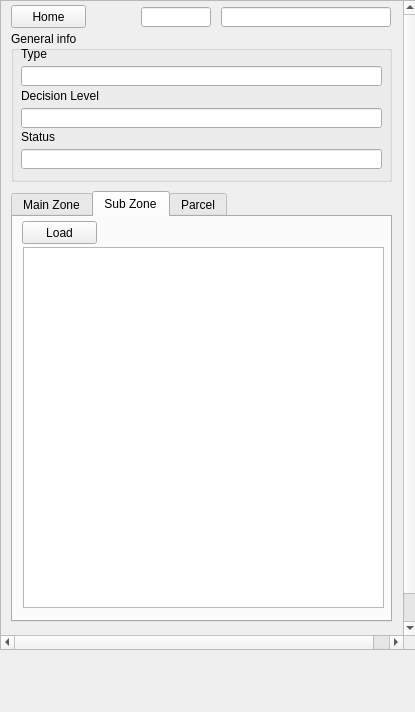
The window that view/PlanDetailWidget.ui (teamlm2/lm2_mgis) describes before a commit, drawn with Qt 5.
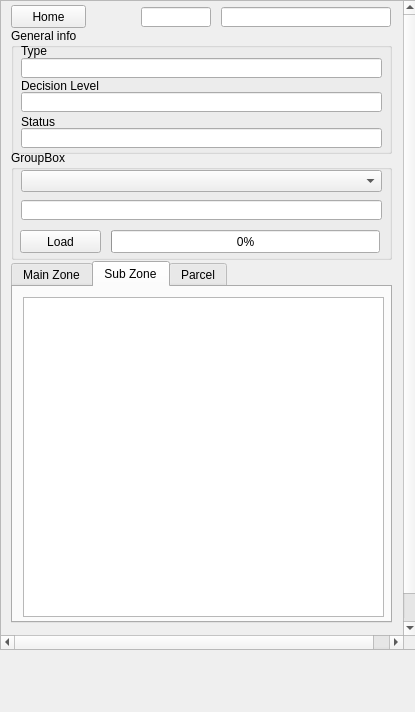
The same window after the commit. The open tabs and pages were chosen to show the change.

```diff
--- a/view/PlanDetailWidget.ui
+++ b/view/PlanDetailWidget.ui
@@ -109,9 +109,9 @@
       <property name="geometry">
        <rect>
         <x>10</x>
-        <y>30</y>
+        <y>27</y>
         <width>381</width>
-        <height>151</height>
+        <height>126</height>
        </rect>
       </property>
       <property name="title">
@@ -134,7 +134,7 @@
        <property name="geometry">
         <rect>
          <x>10</x>
-         <y>35</y>
+         <y>30</y>
          <width>361</width>
          <height>20</height>
         </rect>
@@ -147,7 +147,7 @@
        <property name="geometry">
         <rect>
          <x>10</x>
-         <y>57</y>
+         <y>50</y>
          <width>81</width>
          <height>16</height>
         </rect>
@@ -160,7 +160,7 @@
        <property name="geometry">
         <rect>
          <x>10</x>
-         <y>77</y>
+         <y>64</y>
          <width>361</width>
          <height>20</height>
         </rect>
@@ -173,7 +173,7 @@
        <property name="geometry">
         <rect>
          <x>10</x>
-         <y>98</y>
+         <y>86</y>
          <width>81</width>
          <height>16</height>
         </rect>
@@ -186,7 +186,7 @@
        <property name="geometry">
         <rect>
          <x>10</x>
-         <y>118</y>
+         <y>100</y>
          <width>361</width>
          <height>20</height>
         </rect>
@@ -239,9 +239,9 @@
       <property name="geometry">
        <rect>
         <x>10</x>
-        <y>190</y>
+        <y>260</y>
         <width>381</width>
-        <height>431</height>
+        <height>362</height>
        </rect>
       </property>
       <property name="currentIndex">
@@ -251,19 +251,6 @@
        <attribute name="title">
         <string>Main Zone</string>
        </attribute>
-       <widget class="QPushButton" name="main_zone_load_button">
-        <property name="geometry">
-         <rect>
-          <x>9</x>
-          <y>4</y>
-          <width>75</width>
-          <height>23</height>
-         </rect>
-        </property>
-        <property name="text">
-         <string>Load</string>
-        </property>
-       </widget>
        <widget class="QTreeWidget" name="main_tree_widget">
         <property name="geometry">
          <rect>
@@ -288,25 +275,12 @@
         <property name="geometry">
          <rect>
           <x>10</x>
-          <y>30</y>
+          <y>10</y>
           <width>361</width>
-          <height>361</height>
+          <height>320</height>
          </rect>
         </property>
        </widget>
-       <widget class="QPushButton" name="sub_zone_load_button">
-        <property name="geometry">
-         <rect>
-          <x>9</x>
-          <y>4</y>
-          <width>75</width>
-          <height>23</height>
-         </rect>
-        </property>
-        <property name="text">
-         <string>Load</string>
-        </property>
-       </widget>
       </widget>
       <widget class="QWidget" name="tab_3">
        <attribute name="title">
@@ -322,19 +296,68 @@
          </rect>
         </property>
        </widget>
-       <widget class="QPushButton" name="parcel_zone_load_button">
-        <property name="geometry">
-         <rect>
-          <x>9</x>
-          <y>4</y>
-          <width>75</width>
-          <height>23</height>
-         </rect>
-        </property>
-        <property name="text">
-         <string>Load</string>
-        </property>
-       </widget>
+      </widget>
+     </widget>
+     <widget class="QGroupBox" name="groupBox_2">
+      <property name="geometry">
+       <rect>
+        <x>10</x>
+        <y>149</y>
+        <width>381</width>
+        <height>110</height>
+       </rect>
+      </property>
+      <property name="title">
+       <string>GroupBox</string>
+      </property>
+      <widget class="QProgressBar" name="load_pbar">
+       <property name="geometry">
+        <rect>
+         <x>100</x>
+         <y>80</y>
+         <width>269</width>
+         <height>23</height>
+        </rect>
+       </property>
+       <property name="value">
+        <number>0</number>
+       </property>
+       <property name="textDirection">
+        <enum>QProgressBar::TopToBottom</enum>
+       </property>
+      </widget>
+      <widget class="QPushButton" name="main_zone_load_button">
+       <property name="geometry">
+        <rect>
+         <x>9</x>
+         <y>80</y>
+         <width>81</width>
+         <height>23</height>
+        </rect>
+       </property>
+       <property name="text">
+        <string>Load</string>
+       </property>
+      </widget>
+      <widget class="QComboBox" name="process_type_cbox">
+       <property name="geometry">
+        <rect>
+         <x>10</x>
+         <y>20</y>
+         <width>361</width>
+         <height>22</height>
+        </rect>
+       </property>
+      </widget>
+      <widget class="QLineEdit" name="process_edit">
+       <property name="geometry">
+        <rect>
+         <x>10</x>
+         <y>50</y>
+         <width>361</width>
+         <height>20</height>
+        </rect>
+       </property>
       </widget>
      </widget>
     </widget>
```
Left out of the diff: 8 changed lines with no effect on the pictures.
